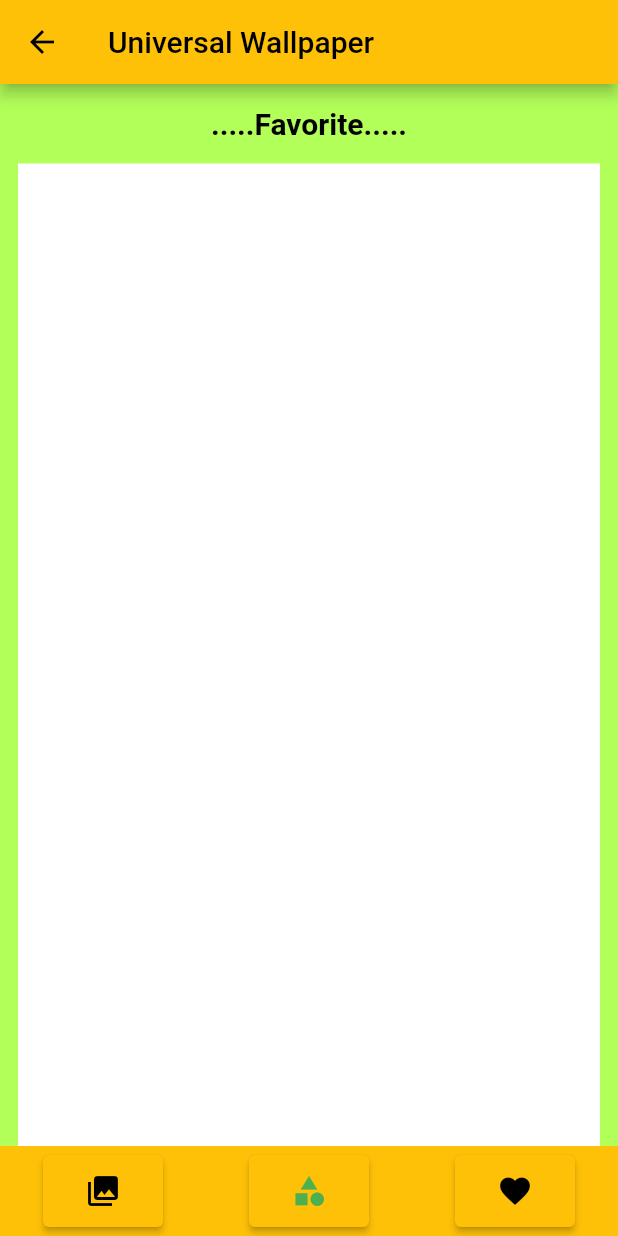
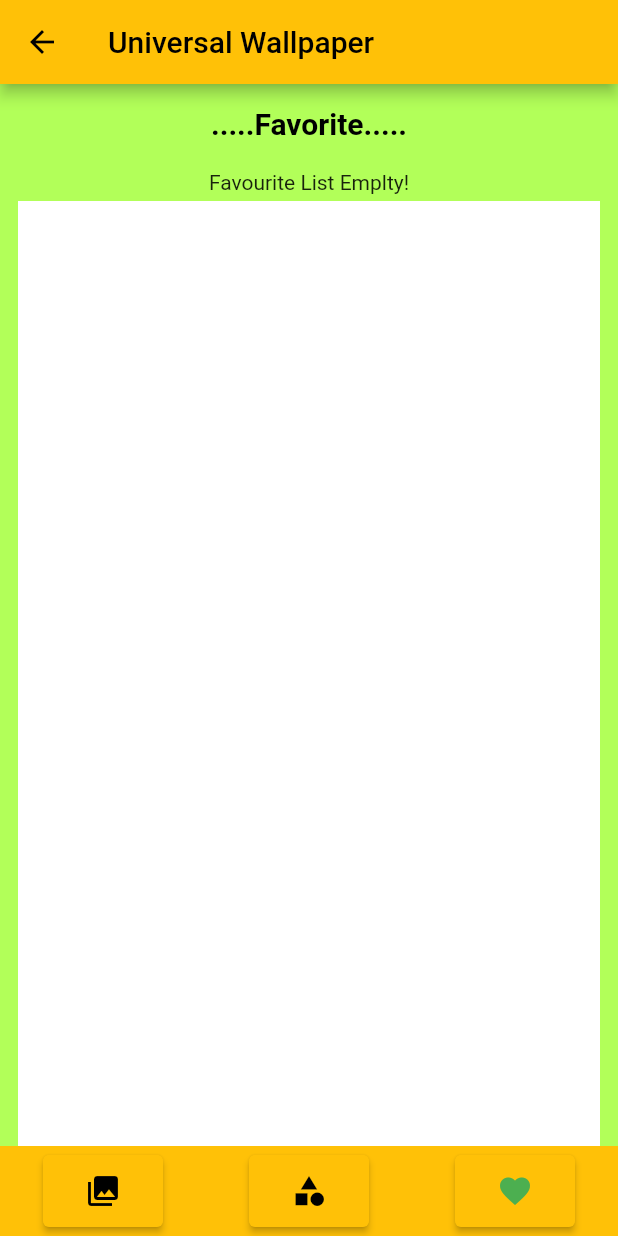
Before and after one commit to Masud322/App_Test, a Flutter app: the screen it shows after launch, scrolled down 576 dp, after a tap on the "favorite" icon, on a phone screen of 412 x 824 dp. Run offline on Flutter 3.47's test engine with Material 2 defaults, Android fonts, the phone set to English and light mode, and no system bars; our stand-ins replace dio, fluttertoast, image_gallery_saver, permission_handler; missing offline and left inert: dart:ffi, favorite_button; network calls fail.

Commit message:
add favorite and almost complete apk

```diff
--- a/lib/drawer.dart
+++ b/lib/drawer.dart
@@ -60,7 +60,7 @@ class _AppDrawerState extends State<AppDrawer> {
             onTap: () {
               Navigator.push(
                 context,
-                MaterialPageRoute(builder: (context) => const Favorite_1()),
+                MaterialPageRoute(builder: (context) => const Favorite_1(pageId: 3,)),
               );
             },
           ),
--- a/lib/favorite.dart
+++ b/lib/favorite.dart
@@ -1,30 +1,47 @@
 // ignore_for_file: unnecessary_const
+
+import 'dart:ffi';
 
 import 'package:first_flutter_app/details_page.dart';
 import 'package:first_flutter_app/catagory_page.dart';
 import 'package:first_flutter_app/navibar.dart';
+import 'utility/favList.dart';
 import 'package:first_flutter_app/utility/images.dart';
 import 'package:flutter/material.dart';
 
 
 class Favorite_1 extends StatefulWidget {
-  const Favorite_1({super.key});
+  const Favorite_1({super.key, required int pageId});
 
   @override
   State<Favorite_1> createState() => _Favorite_1State();
 
   static void addImage({required String imgPath}) {
     _Favorite_1State.addImage(imgPath);
+    print('ok');
   }
 }
 
 class _Favorite_1State extends State<Favorite_1> {
-  List<ImageDetails> _favList = [];
 
-  static void addImage(String imgPath){
-    print('hello');
-    var obj = ImageDetails(imagePath: imgPath, title: 'DONWLOAD NOW', imageCategory: 0, isFavourite: true);
-    _favList.add(obj);
+  List<String>? _favList;
+  double check = 25;
+
+
+  @override
+  void initState(){
+    super.initState();
+    FavList.getFavImgList().then((theList){
+      setState(() {
+        _favList = theList;
+        print('length is:  ${_favList!.length}');
+        if(_favList!.length == 0){
+          check = 25;
+        }else{
+          check = 0;
+        }
+      });
+    });
   }
 
 
@@ -71,6 +88,10 @@ class _Favorite_1State extends State<Favorite_1> {
             const SizedBox(
               height: 15,
             ),
+            SizedBox(
+              height: check,
+              child: Center(child: Text(check == 25.0 ? 'Favourite List Emplty!' : '')),
+            ),
             Expanded(
               child: Container(
                 margin: EdgeInsets.only(left: 12,right: 12),
@@ -98,9 +119,9 @@ class _Favorite_1State extends State<Favorite_1> {
                           context,
                           MaterialPageRoute(
                             builder: (context) => DetailsPage(
-                              imagePath: _favList[index].imagePath,
-                              title: _favList[index].title,
+                              imagePath: _favList![index],
                               index: index,
+                              title: 'Favourite Image',
                             ),
                           ),
                         );
@@ -111,7 +132,7 @@ class _Favorite_1State extends State<Favorite_1> {
                           decoration: BoxDecoration(
                             //borderRadius: BorderRadius.circular(15),
                             image: DecorationImage(
-                              image: NetworkImage(_favList[index].imagePath),
+                              image: NetworkImage(_favList![index]),
                               fit: BoxFit.cover,
                             ),
                           ),
@@ -119,15 +140,19 @@ class _Favorite_1State extends State<Favorite_1> {
                       ),
                     );
                   },
-                  itemCount: _favList.length,
+                  itemCount: null == _favList ? 0 : _favList!.length,
                 ),
               ),
-            )
+            ),
           ],
         ),
       ),
-      bottomNavigationBar: const NaviBar(pageId: 2),
+      bottomNavigationBar: const NaviBar(pageId: 3),
     ),
     );
   }
+
+  static void addImage(String imgPath) {
+
+  }
 }
--- a/lib/navibar.dart
+++ b/lib/navibar.dart
@@ -74,7 +74,7 @@ class _NaviBarState extends State<NaviBar> {
                         Navigator.push(
                           context,
                           MaterialPageRoute(
-                              builder: (context) => const Favorite_1()),
+                              builder: (context) => const Favorite_1(pageId: 3,)),
                         );
                       },
                       icon: Icon(Icons.favorite),
--- /dev/null
+++ b/lib/utility/favList.dart
@@ -0,0 +1,31 @@
+class FavList{
+
+  static List<String> favList = [];
+
+  static void addImagetoFav({required String imagePath}){
+    if(checkList(imagePath: imagePath)){
+      favList.remove(imagePath);
+    }else{
+      favList.add(imagePath);
+    }
+    print('called');
+  }
+
+  static Future<List<String>> getFavImgList() async {
+    print('getting list');
+    print('Total item: ');
+    print(favList.length);
+    return favList;
+  }
+
+  static bool checkList({required String imagePath}){
+    bool ret = false;
+    for(int i=0;i<favList.length;i++){
+      if(favList[i] == imagePath) {
+        ret = true;
+      }
+    }
+    return ret;
+  }
+
+}
--- a/pubspec.yaml
+++ b/pubspec.yaml
@@ -41,6 +41,7 @@ dependencies:
   fluttertoast: ^8.0.9
   favorite_button: ^0.0.4
   any_animated_button: ^0.0.3
+  image_picker: ^0.8.5+3
 
 dev_dependencies:
   flutter_test:
```
Also changed, not shown: lib/details_page.dart (+4 -3 lines), lib/main.dart (line endings or trailing spaces), pubspec.lock.
